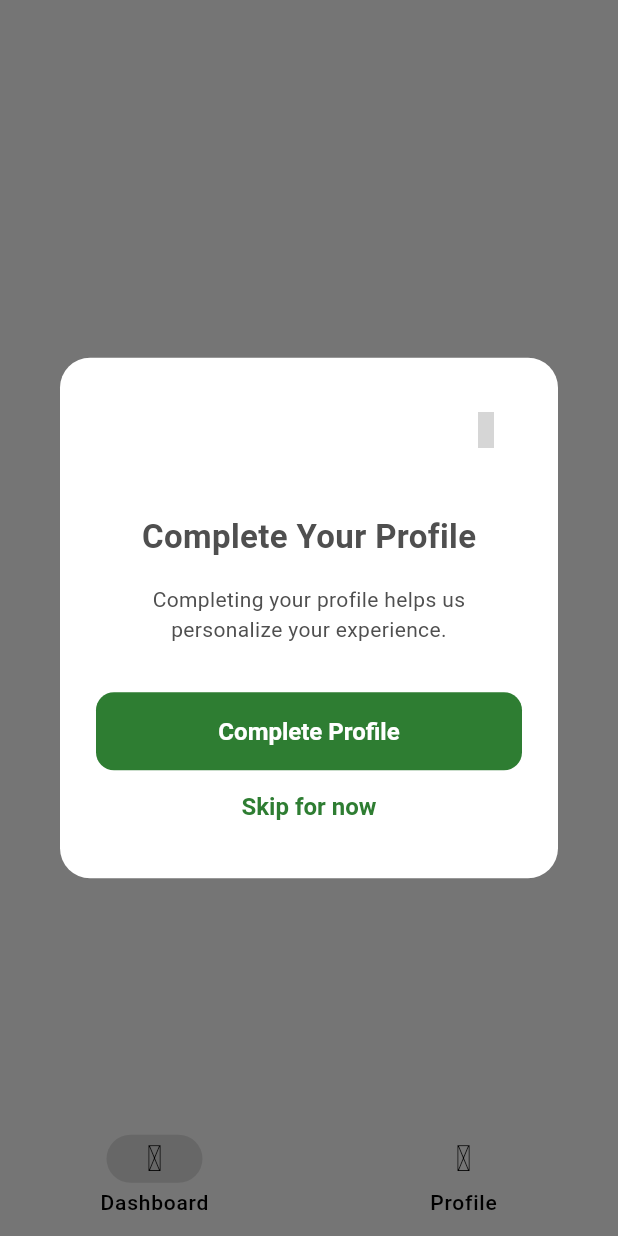
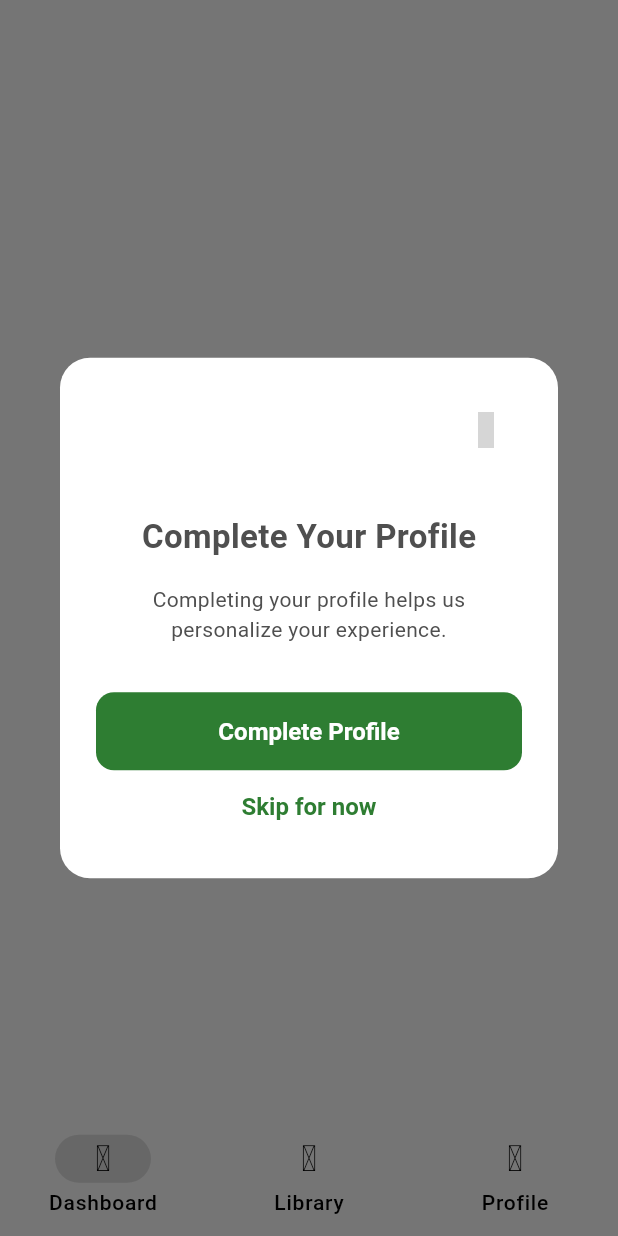
Before and after one commit to Emmanuel4503/STUDY-CIRCLE-APP-PROJECT, a Flutter app: the BottomNavigationBar screen opened directly, on a phone screen of 412 x 824 dp. Run offline on Flutter 3.47's test engine with Material 3 defaults, Android fonts, the phone set to English and light mode, and no system bars; our stand-ins replace get, get_storage, iconsax_flutter; accounts and stored records are empty; statements that could not run were skipped; grey boxes are pictures that could not be loaded.

Commit message:
created library folder

```diff
--- a/lib/app/routes/app_pages.dart
+++ b/lib/app/routes/app_pages.dart
@@ -1,5 +1,8 @@
 import 'package:get/get.dart';
+import 'package:studycycle/bottom_navigation_bar.dart';
 import 'package:studycycle/features/authentication/screens/splash/screens/splash_screen.dart';
+import 'package:studycycle/features/cycle/library/library.dart';
+import 'package:studycycle/features/personalization/setup_profile/setup_profile.dart';
 
 import '../bindings/splash_binding.dart';
 import '../bindings/onboarding_binding.dart';
@@ -27,5 +30,17 @@ abstract class AppPages {
       name: AppRoutes.login,
       page: () => const LoginScreen(),
     ),
+     GetPage(
+      name: AppRoutes.home,
+      page: () => const BottomNavigationBar(),
+    ),
+    GetPage(
+      name: AppRoutes.setupProfile,
+      page: () => const SSetupProfile(),
+    ),
+     GetPage(
+      name: AppRoutes.library,
+      page: () => const LibraryScreen(),
+    ),
   ];
 }
--- a/lib/app/routes/app_routes.dart
+++ b/lib/app/routes/app_routes.dart
@@ -9,4 +9,6 @@ abstract class AppRoutes {
   static const String register = '/register';
   static const String home = '/home';
   static const String profile = '/profile';
+  static const String setupProfile = '/setup-profile';
+  static const String library = '/library';
 }
--- a/lib/bottom_navigation_bar.dart
+++ b/lib/bottom_navigation_bar.dart
@@ -2,6 +2,7 @@ import 'package:flutter/material.dart';
 import 'package:get/get.dart';
 import 'package:iconsax_flutter/iconsax_flutter.dart';
 import 'package:studycycle/features/cycle/dashboard/dashboard.dart';
+import 'package:studycycle/features/cycle/library/library.dart';
 import 'package:studycycle/utils/constants/colors.dart';
 
 class BottomNavigationBar extends StatelessWidget {
@@ -21,7 +22,9 @@ class BottomNavigationBar extends StatelessWidget {
         indicatorColor: SColors.black.withAlpha(30),
         destinations: [
        const NavigationDestination(icon: Icon(Iconsax.home), label: "Dashboard"),
+       const NavigationDestination(icon: Icon(Iconsax.book_saved), label: "Library"),
        const NavigationDestination(icon: Icon(Iconsax.user), label: "Profile"),
+
       ]
       ),),
       body: Obx(()=> controller.screens[controller.selectedIndex.value]),
@@ -36,6 +39,7 @@ class NavigationMenuController extends GetxController{
 
   final screens = [
     DashboardScreen(),
-    Container(color: Colors.blue),
+    const LibraryScreen(),
+    Container(color: Colors.red),
   ];
 }
--- /dev/null
+++ b/lib/features/cycle/library/library.dart
@@ -0,0 +1,10 @@
+import 'package:flutter/material.dart';
+
+class LibraryScreen extends StatelessWidget {
+  const LibraryScreen({super.key});
+
+  @override
+  Widget build(BuildContext context) {
+    return const Placeholder();
+  }
+}
--- a/pubspec.yaml
+++ b/pubspec.yaml
@@ -36,7 +36,6 @@ flutter:
     - assets/images/
     - assets/images/onboarding/
     - assets/icons/
-    - assets/logos/
 
   # Register custom fonts here once you add them to assets/fonts/.
   # fonts:
```
